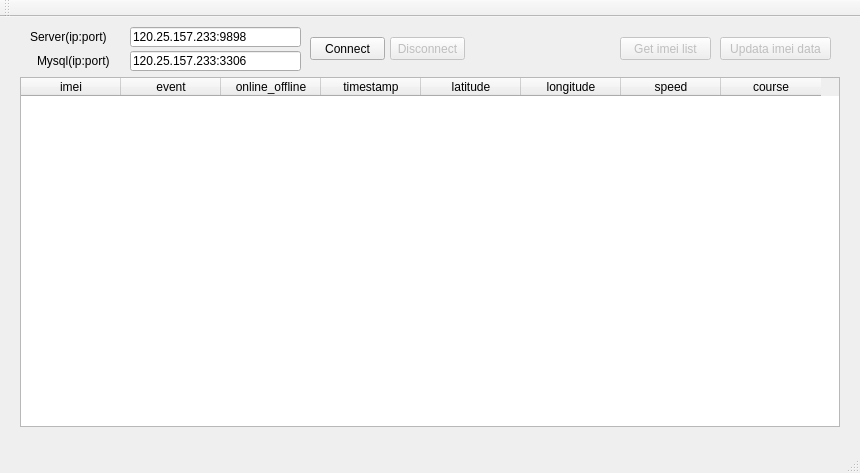
Above: mainwindow.ui from gcy346447065/SimcomManager before the change. Below: the same form after it.
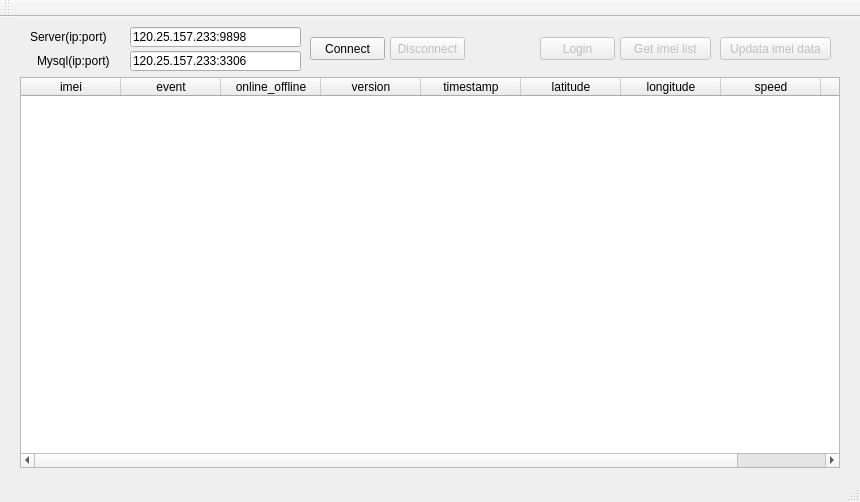
That is the form after the change.

```diff
--- a/mainwindow.ui
+++ b/mainwindow.ui
@@ -10,7 +10,7 @@
     <x>0</x>
     <y>0</y>
     <width>860</width>
-    <height>473</height>
+    <height>502</height>
    </rect>
   </property>
   <property name="windowTitle">
@@ -26,7 +26,7 @@
       <x>20</x>
       <y>60</y>
       <width>820</width>
-      <height>350</height>
+      <height>391</height>
      </rect>
     </property>
     <property name="editTriggers">
@@ -50,6 +50,11 @@
       <string>online_offline</string>
      </property>
     </column>
+    <column>
+     <property name="text">
+      <string>version</string>
+     </property>
+    </column>
     <column>
      <property name="text">
       <string>timestamp</string>
@@ -224,6 +229,28 @@
      <string/>
     </property>
    </widget>
+   <widget class="QPushButton" name="pushButton_Login">
+    <property name="enabled">
+     <bool>false</bool>
+    </property>
+    <property name="geometry">
+     <rect>
+      <x>540</x>
+      <y>20</y>
+      <width>75</width>
+      <height>23</height>
+     </rect>
+    </property>
+    <property name="text">
+     <string>Login</string>
+    </property>
+    <property name="autoDefault">
+     <bool>false</bool>
+    </property>
+    <property name="default">
+     <bool>false</bool>
+    </property>
+   </widget>
   </widget>
   <widget class="QMenuBar" name="menuBar">
    <property name="geometry">
```
Left out of the diff: 3 changed lines with no effect on the pictures.
